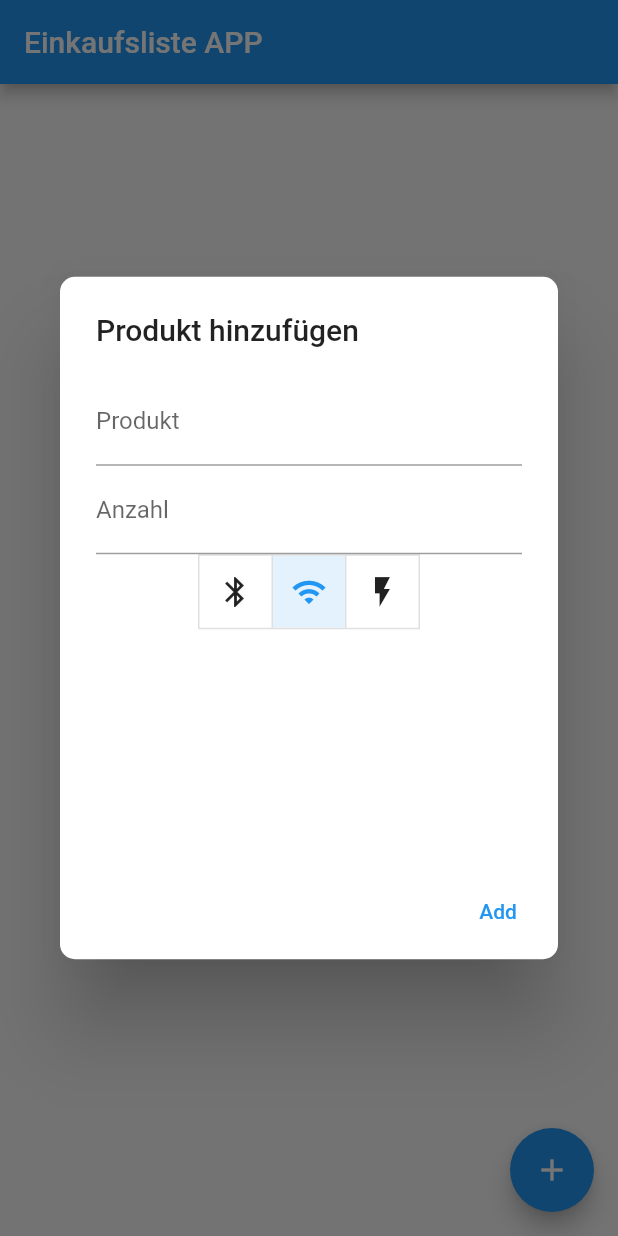
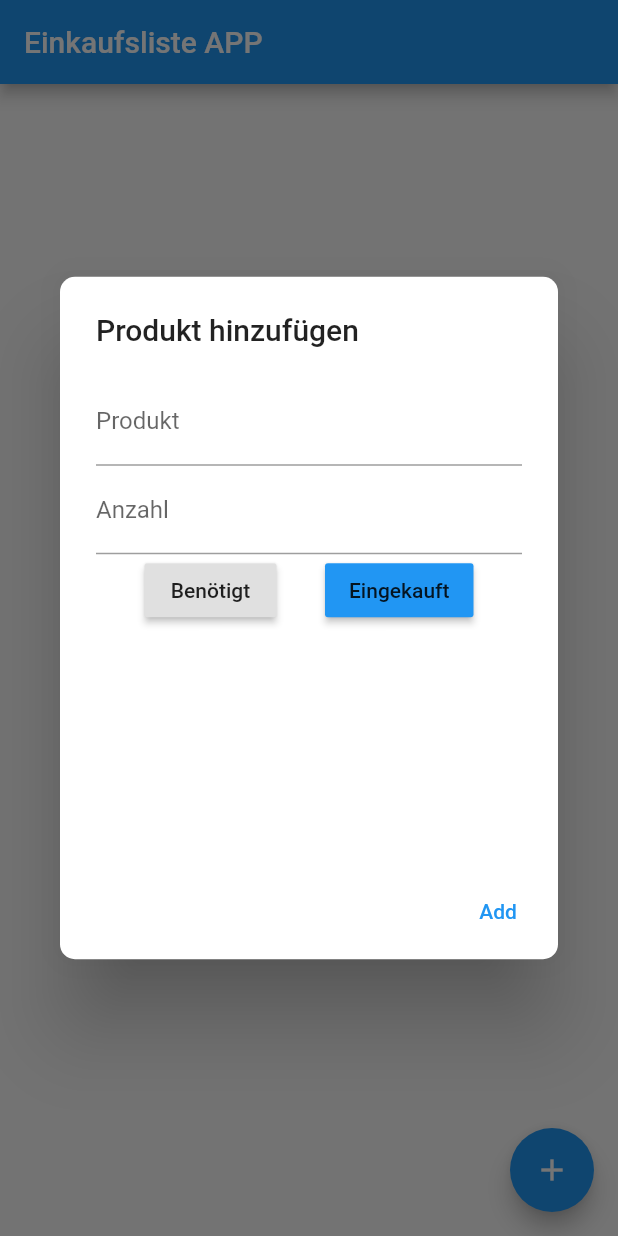
Before and after one commit to Flopi04LP/shoppinglist-app, a Flutter app: the screen it shows after launch, after a tap on the "add" icon, on a phone screen of 412 x 824 dp. Run offline on Flutter 3.47's test engine with Material 2 defaults, Android fonts, the phone set to English and light mode, and no system bars; our stand-ins replace cloud_firestore, firebase_core; accounts and stored records are empty.

Commit message:
Update main.dart

```diff
--- a/lib/main.dart
+++ b/lib/main.dart
@@ -133,7 +133,7 @@ class _MyHomePageState extends State<MyHomePage> {
                       borderRadius: BorderRadius.circular(10)),
                   title: const Text("Produkt hinzufügen"),
                   content: Container(
-                    width: 400,
+                    width: 600,
                     height: 300,
                     child: Column(
                       children: [
@@ -153,18 +153,31 @@ class _MyHomePageState extends State<MyHomePage> {
                             description = value;
                           },
                         ),
-                        ToggleButtons(
-                          children: <Widget>[
-                            Icon(Icons.bluetooth),
-                            Icon(Icons.wifi),
-                            Icon(Icons.flash_on),
+                        //choose category
+                        Row(
+                          mainAxisAlignment: MainAxisAlignment.spaceEvenly,
+                          children: [
+                            RaisedButton(
+                              onPressed: () {
+                                setState(() {
+                                  _isSelected[0] = true;
+                                  _isSelected[1] = false;
+                                });
+                              },
+                              child: Text("Benötigt"),
+                              color: _isSelected[0] ? Colors.blue : null,
+                            ),
+                            RaisedButton(
+                              onPressed: () {
+                                setState(() {
+                                  _isSelected[0] = false;
+                                  _isSelected[1] = true;
+                                });
+                              },
+                              child: Text("Eingekauft"),
+                              color: _isSelected[1] ? Colors.blue : null,
+                            ),
                           ],
-                          isSelected: _isSelected,
-                          onPressed: (int index) {
-                            setState(() {
-                              _isSelected[index] = !_isSelected[index];
-                            });
-                          },
                         ),
                       ],
                     ),
```
